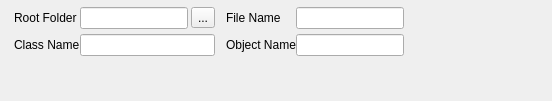
The window that clo3d/widgets/ui/BaseUIExporterSettingsBlockContainerWidget.ui (e-e-m-i-l-e-e/Chrysalis) describes before a commit, drawn with Qt 5.
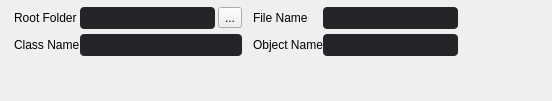
The same window after the commit. Icons and pictures are not drawn. Custom widgets are drawn as their Qt base class.

The edit to the form file:
```diff
--- a/clo3d/widgets/ui/BaseUIExporterSettingsBlockContainerWidget.ui
+++ b/clo3d/widgets/ui/BaseUIExporterSettingsBlockContainerWidget.ui
@@ -72,6 +72,45 @@
       </layout>
      </widget>
      <widget class="QWidget" name="settingsBlockContent">
+      <property name="styleSheet">
+       <string notr="true">QLineEdit {
+    border-radius: 4px;
+    background: rgba(37, 37, 40, 255);
+    color: rgba(225, 225, 228, 255);
+    font-family: Inter;
+    font-size: 12px;
+    letter-spacing: 0px;
+    min-height: 22px;
+    max-height: 22px;
+    padding: 0px 6px;
+}
+
+QLineEdit:hover {
+    background: rgba(37, 37, 40, 255);
+    color: rgba(110, 185, 255, 255);
+}
+
+QLineEdit:focus {
+    background: rgba(45, 52, 68, 255);
+    color: rgba(110, 185, 255, 255);
+}
+
+QLineEdit[widget-type=&quot;Warning&quot;] {
+    background: rgba(40, 32, 35, 255);
+    color: rgba(255, 97, 125, 255);
+}
+
+QLineEdit[readOnly=&quot;true&quot;],
+QLineEdit[widget-type=&quot;ReadOnly&quot;] {
+    background: transparent;
+    color: rgba(153, 153, 156, 255);
+}
+
+QLineEdit:disabled {
+    background: rgba(0, 0, 0, 77);
+    color: rgba(70, 70, 73, 255);
+}</string>
+      </property>
       <layout class="QVBoxLayout" name="layout_2">
        <property name="spacing">
         <number>0</number>
```
